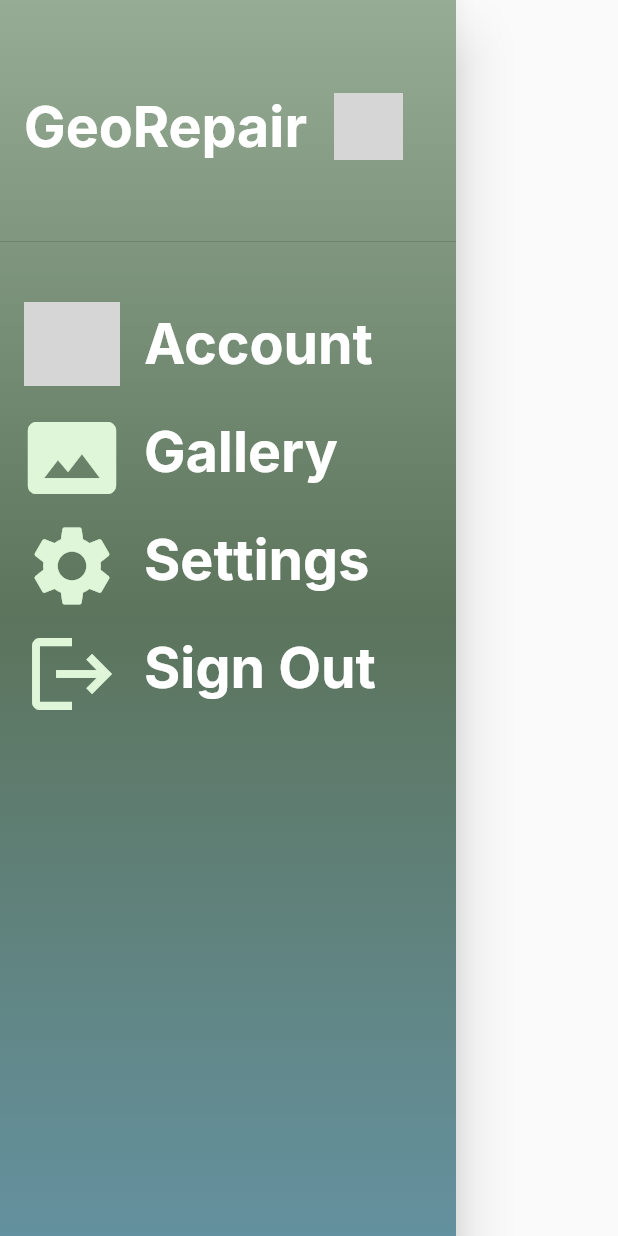
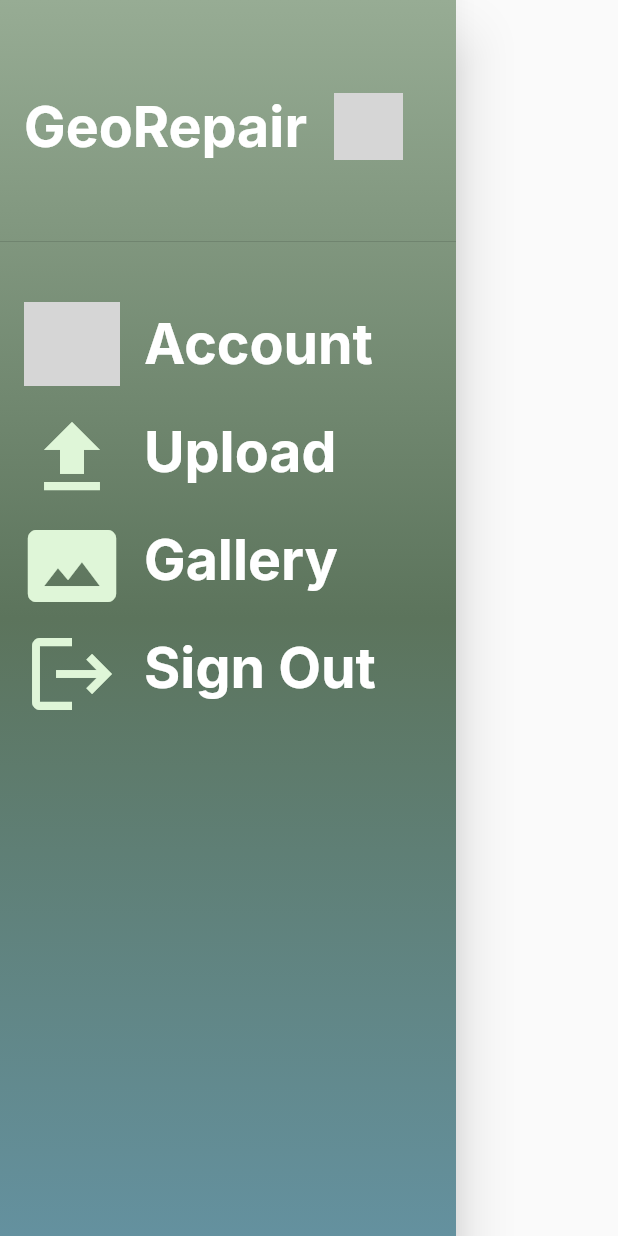
Before and after one commit to YoungWonks/ywsos2021_app, a Flutter app: the CustomDrawer widget shown alone on an empty page, opened directly, on a phone screen of 412 x 824 dp. Run offline on Flutter 3.47's test engine with Material 2 defaults, Android fonts, the phone set to English and light mode, and no system bars; our stand-ins replace camera, carousel_slider, flutter_secure_storage, google_fonts, gradient_widgets, image_picker; accounts and stored records are empty; network calls fail; grey boxes are pictures that could not be loaded.

Commit message:
Changed the drawer

```diff
--- a/lib/widgets/add_scan_dialog.dart
+++ b/lib/widgets/add_scan_dialog.dart
@@ -47,7 +47,7 @@ class _AddScanDialogState extends State<AddScanDialog> {
               ),
               TextFormField(
                 controller: _descController,
-                decoration: InputDecoration(hintText: 'Description (Optional)'),
+                decoration: InputDecoration(hintText: 'Position'),
                 validator: (value) {
                   if (value!.isEmpty) {
                     return 'You need to put something';
--- a/lib/widgets/custom_drawer.dart
+++ b/lib/widgets/custom_drawer.dart
@@ -45,7 +45,9 @@ class CustomDrawer extends StatelessWidget {
             SizedBox(
               height: 32,
             ),
-            ListTile(
+            InkWell(
+              onTap: () {},
+              child: ListTile(
                 leading: Image.asset(
                   './assets/images/profile_pic.png',
                   width: 64,
@@ -53,6 +55,27 @@ class CustomDrawer extends StatelessWidget {
                 title: Text(
                   'Account',
                   style: drawerTextStyle,
+                ),
+              ),
+            ),
+            SizedBox(
+              height: 16,
+            ),
+            InkWell(
+              onTap: () {
+                Navigator.of(context)
+                    .pushNamed(AddPhotoGalleryScreen.routeName);
+              },
+              child: ListTile(
+                leading: Icon(
+                  Icons.upload,
+                  size: 64,
+                  color: Color(0xFFDFF6D8),
+                ),
+                title: Text(
+                  'Upload',
+                  style: drawerTextStyle,
+                ),
               ),
             ),
             SizedBox(
@@ -80,20 +103,6 @@ class CustomDrawer extends StatelessWidget {
             ),
             ListTile(
               leading: Icon(
-                Icons.settings,
-                size: 64,
-                color: Color(0xFFDFF6D8),
-              ),
-              title: Text(
-                'Settings',
-                style: drawerTextStyle,
-              ),
-            ),
-            SizedBox(
-              height: 16,
-            ),
-            ListTile(
-              leading: Icon(
                 Icons.logout,
                 color: Color(0xFFDFF6D8),
                 size: 64,
```
Also changed, not shown: lib/providers/scans.dart (+9 -6 lines), lib/widgets/create_account_form.dart (+5 -16 lines), lib/widgets/dot_indicator.dart (+4 -3 lines). Lines whose indentation alone changed are shown as unchanged.
